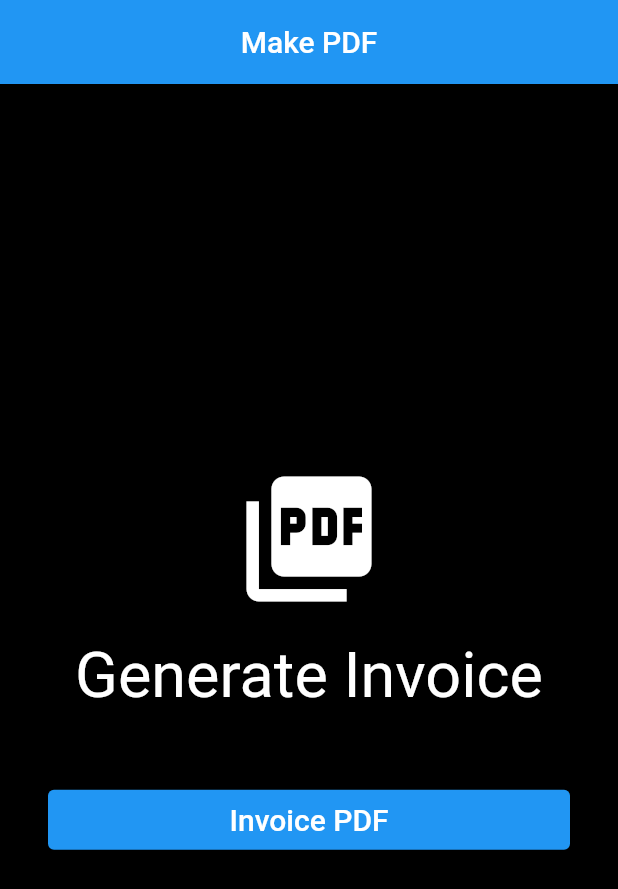
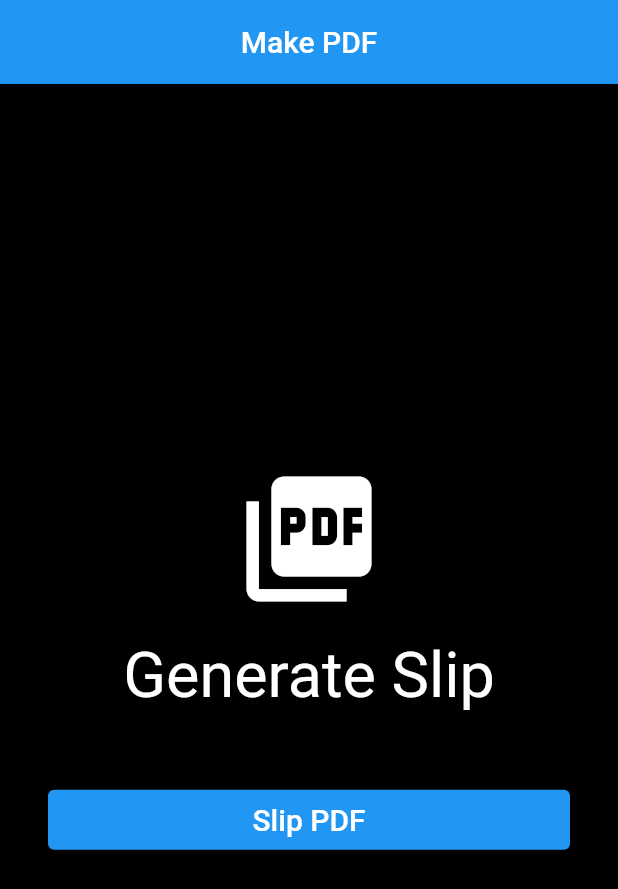
Before and after one commit to askabdulhaseeb/ramzan-hospital, a Flutter app: the screen it shows after launch, on a phone screen of 412 x 824 dp. Shown: the top 889 px of the screen. Run offline on Flutter 3.47's test engine with Material 2 defaults, Android fonts, the phone set to English and light mode, and no system bars; our stand-ins replace cloud_firestore, firebase_auth, firebase_core, fluttertoast, open_file, pdf and 1 more; accounts and stored records are empty.

Commit message:
Updated Pdf Code

```diff
--- /dev/null
+++ b/lib/MakePdf/model/PatientInfo.dart
@@ -0,0 +1,26 @@
+import '../model/headingTitle.dart';
+
+class PDF {
+  final PatientInfo info;
+  final HeadingTitle headingTitle;
+  // ignore: sort_constructors_first
+  const PDF({
+    required this.info,
+    required this.headingTitle,
+  });
+}
+
+class PatientInfo {
+  final String description;
+  final String number;
+  final DateTime date;
+  final DateTime dueDate;
+
+  // ignore: sort_constructors_first
+  const PatientInfo({
+    required this.description,
+    required this.number,
+    required this.date,
+    required this.dueDate,
+  });
+}
--- a/lib/MakePdf/model/headingTitle.dart
+++ b/lib/MakePdf/model/headingTitle.dart
@@ -4,8 +4,6 @@ class HeadingTitle {
   final String subTitle;
   final String consultation;
   final String slip;
-
-
   const HeadingTitle({
     required this.title,
     required this.subTitle,
--- a/lib/MakePdf/model/invoice.dart
+++ /dev/null
@@ -1,43 +0,0 @@
-import '../model/headingTitle.dart';
-
-class PDF {
-  final InvoiceInfo info;
-  final HeadingTitle headingTitle;
-  // final List<InvoiceItem> items;
-
-  const PDF({
-    required this.info,
-    required this.headingTitle,
-    // required this.items,
-  });
-}
-
-class InvoiceInfo {
-  final String description;
-  final String number;
-  final DateTime date;
-  final DateTime dueDate;
-
-  const InvoiceInfo({
-    required this.description,
-    required this.number,
-    required this.date,
-    required this.dueDate,
-  });
-}
-
-// class InvoiceItem {
-//   final String description;
-//   final DateTime date;
-//   final int quantity;
-//   final double vat;
-//   final double unitPrice;
-
-//   const InvoiceItem({
-//     required this.description,
-//     required this.date,
-//     required this.quantity,
-//     required this.vat,
-//     required this.unitPrice,
-//   });
-// }
--- a/lib/MakePdf/page/pdf_page.dart
+++ b/lib/MakePdf/page/pdf_page.dart
@@ -1,8 +1,11 @@
+import 'dart:io';
+
 import 'package:flutter/material.dart';
+
 import '../api/pdf_api.dart';
 import '../api/pdf_slip_api.dart';
-import '../model/invoice.dart';
 import '../model/headingTitle.dart';
+import '../model/PatientInfo.dart';
 import '../widget/button_widget.dart';
 import '../widget/title_widget.dart';
 
@@ -10,41 +13,40 @@ class PdfPage extends StatefulWidget {
   @override
   _PdfPageState createState() => _PdfPageState();
 }
-
 class _PdfPageState extends State<PdfPage> {
   @override
   Widget build(BuildContext context) => Scaffold(
         backgroundColor: Colors.black,
         appBar: AppBar(
-          title: Text('Make PDF'),
+          title: const Text('Make PDF'),
           centerTitle: true,
         ),
         body: Container(
-          padding: EdgeInsets.all(32),
+          padding: const EdgeInsets.all(32),
           child: Center(
             child: Column(
               mainAxisAlignment: MainAxisAlignment.center,
               children: <Widget>[
-                TitleWidget(
+                const TitleWidget(
                   icon: Icons.picture_as_pdf,
-                  text: 'Generate Invoice',
+                  text: 'Generate Slip',
                 ),
                 const SizedBox(height: 48),
                 ButtonWidget(
-                  text: 'Invoice PDF',
+                  text: 'Slip PDF',
                   onClicked: () async {
-                    final date = DateTime.now();
-                    final dueDate = date.add(Duration(days: 7));
+                    final DateTime date = DateTime.now();
+                    final DateTime dueDate = date.add(const Duration(days: 7));
 
-                    final invoice = PDF(
-                      headingTitle: HeadingTitle(
+                    final PDF invoice = PDF(
+                      headingTitle: const HeadingTitle(
                         title: 'University of Lahore',
                         subTitle: 'TEACHING HOSPITAL',
                         consultation: 'HOSPITAL CONSULTATION',
                         slip : 'Presception Slip'
                       ),
 
-                      info: InvoiceInfo(
+                      info: PatientInfo(
                         date: date,
                         dueDate: dueDate,
                         description: 'My description...',
@@ -53,7 +55,7 @@ class _PdfPageState extends State<PdfPage> {
 
                     );
 
-                    final pdfFile = await PdfInvoiceApi.generate(invoice);
+                    final File pdfFile = await PdfInvoiceApi.generate(invoice);
 
                     PdfApi.openFile(pdfFile);
                   },
--- a/lib/MakePdf/utils.dart
+++ b/lib/MakePdf/utils.dart
@@ -1,6 +1,6 @@
 import 'package:intl/intl.dart';
 
 class Utils {
-  static formatPrice(double price) => '\$ ${price.toStringAsFixed(2)}';
-  static formatDate(DateTime date) => DateFormat.yMd().format(date);
+  static String formatPrice(double price) => '\$ ${price.toStringAsFixed(2)}';
+  static String formatDate(DateTime date) => DateFormat.yMd().format(date);
 }
--- a/lib/MakePdf/widget/button_widget.dart
+++ b/lib/MakePdf/widget/button_widget.dart
@@ -4,21 +4,25 @@ class ButtonWidget extends StatelessWidget {
   final String text;
   final VoidCallback onClicked;
 
+  // ignore: sort_constructors_first
   const ButtonWidget({
     Key? key,
+    // ignore: always_put_required_named_parameters_first
     required this.text,
+    // ignore: always_put_required_named_parameters_first
     required this.onClicked,
   }) : super(key: key);
 
   @override
   Widget build(BuildContext context) => ElevatedButton(
         style: ElevatedButton.styleFrom(
-          minimumSize: Size.fromHeight(40),
+          minimumSize: const Size.fromHeight(40),
         ),
+        // ignore: sort_child_properties_last
         child: FittedBox(
           child: Text(
             text,
-            style: TextStyle(fontSize: 20, color: Colors.white),
+            style: const TextStyle(fontSize: 20, color: Colors.white),
           ),
         ),
         onPressed: onClicked,
--- a/lib/MakePdf/widget/title_widget.dart
+++ b/lib/MakePdf/widget/title_widget.dart
@@ -4,20 +4,23 @@ class TitleWidget extends StatelessWidget {
   final IconData icon;
   final String text;
 
+  // ignore: sort_constructors_first
   const TitleWidget({
     Key? key,
+    // ignore: always_put_required_named_parameters_first
     required this.icon,
+    // ignore: always_put_required_named_parameters_first
     required this.text,
   }) : super(key: key);
 
   @override
   Widget build(BuildContext context) => Column(
-        children: [
+        children: <Widget>[
           Icon(icon, size: 100, color: Colors.white),
           const SizedBox(height: 16),
           Text(
             text,
-            style: TextStyle(
+            style: const TextStyle(
               fontSize: 42,
               fontWeight: FontWeight.w400,
               color: Colors.white,
```
Also changed, not shown: lib/MakePdf/api/pdf_api.dart (+6 -6 lines), lib/MakePdf/api/pdf_slip_api.dart (+54 -83 lines).
